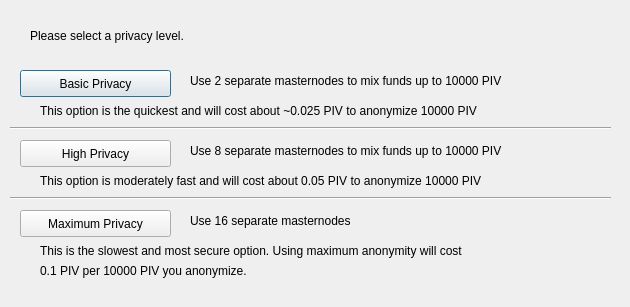
Before: the Qt Designer form src/qt/forms/obfuscationconfig.ui in ygtars/SmartBlock, drawn with Qt 5.
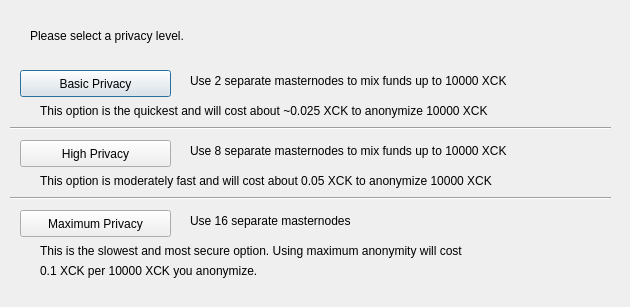
After: the same form once the commit is applied.

The edit to the form file:
```diff
--- a/src/qt/forms/obfuscationconfig.ui
+++ b/src/qt/forms/obfuscationconfig.ui
@@ -75,7 +75,7 @@
     </rect>
    </property>
    <property name="text">
-    <string>Use 2 separate masternodes to mix funds up to 10000 PIV</string>
+    <string>Use 2 separate masternodes to mix funds up to 10000 XCK</string>
    </property>
   </widget>
   <widget class="QLabel" name="label_3">
@@ -88,7 +88,7 @@
     </rect>
    </property>
    <property name="text">
-    <string>Use 8 separate masternodes to mix funds up to 10000 PIV</string>
+    <string>Use 8 separate masternodes to mix funds up to 10000 XCK</string>
    </property>
   </widget>
   <widget class="QLabel" name="label_4">
@@ -114,7 +114,7 @@
     </rect>
    </property>
    <property name="text">
-    <string>This option is the quickest and will cost about ~0.025 PIV to anonymize 10000 PIV</string>
+    <string>This option is the quickest and will cost about ~0.025 XCK to anonymize 10000 XCK</string>
    </property>
   </widget>
   <widget class="QLabel" name="label_7">
@@ -127,7 +127,7 @@
     </rect>
    </property>
    <property name="text">
-    <string>This option is moderately fast and will cost about 0.05 PIV to anonymize 10000 PIV</string>
+    <string>This option is moderately fast and will cost about 0.05 XCK to anonymize 10000 XCK</string>
    </property>
   </widget>
   <widget class="QLabel" name="label_8">
@@ -153,7 +153,7 @@
     </rect>
    </property>
    <property name="text">
-    <string>0.1 PIV per 10000 PIV you anonymize.</string>
+    <string>0.1 XCK per 10000 XCK you anonymize.</string>
    </property>
   </widget>
   <widget class="Line" name="line">
```
